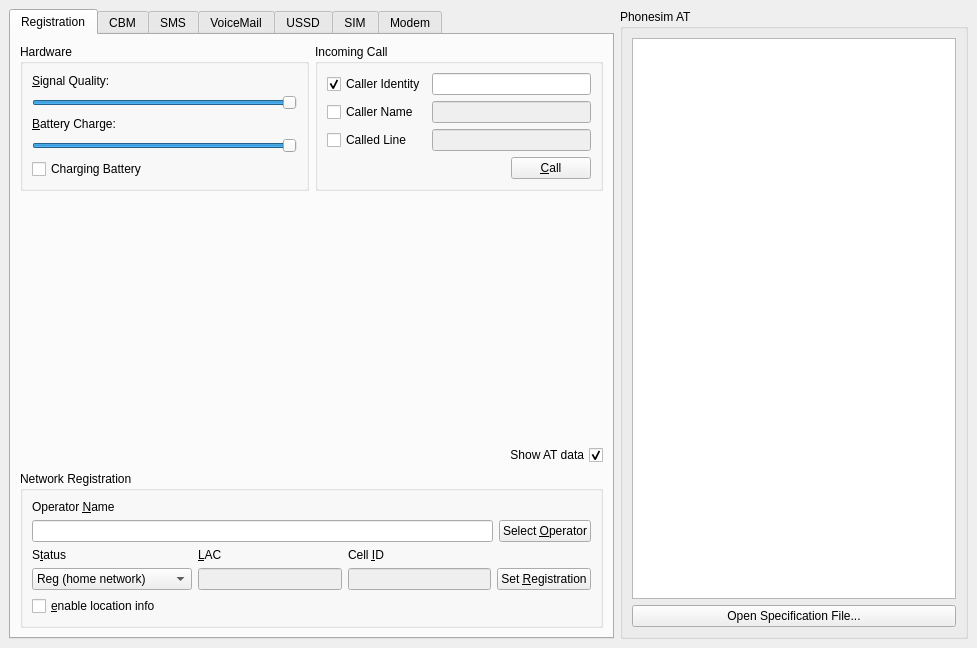
Old version of the form src/controlbase.ui in the repository jpakkane/ofono-phonesim.
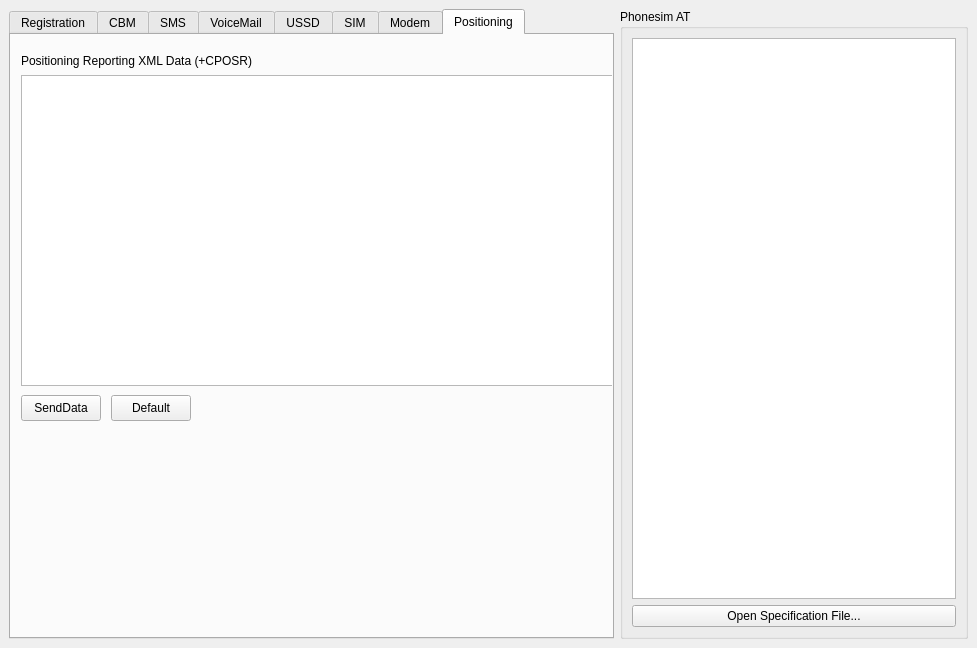
New version of the form. The open tabs and pages were chosen to show the change.

Commit message:
phonesim: add support for +CPOSR unsolicited code
Enables positioning XML sending from PhoneSIM

The edit to the form file:
```diff
--- a/src/controlbase.ui
+++ b/src/controlbase.ui
@@ -1349,6 +1349,66 @@
        </layout>
       </widget>
      </widget>
+     <widget class="QWidget" name="tab_8">
+      <attribute name="title">
+       <string>Positioning</string>
+      </attribute>
+      <widget class="QLabel" name="lbGNSSdata">
+       <property name="geometry">
+        <rect>
+         <x>10</x>
+         <y>10</y>
+         <width>271</width>
+         <height>31</height>
+        </rect>
+       </property>
+       <property name="text">
+        <string>Positioning Reporting XML Data (+CPOSR)</string>
+       </property>
+      </widget>
+      <widget class="QTextEdit" name="teGNSStext">
+       <property name="geometry">
+        <rect>
+         <x>10</x>
+         <y>40</y>
+         <width>601</width>
+         <height>311</height>
+        </rect>
+       </property>
+       <property name="lineWrapMode">
+        <enum>QTextEdit::NoWrap</enum>
+       </property>
+       <property name="acceptRichText">
+        <bool>false</bool>
+       </property>
+      </widget>
+      <widget class="QPushButton" name="pbSendGNSSData">
+       <property name="geometry">
+        <rect>
+         <x>10</x>
+         <y>360</y>
+         <width>80</width>
+         <height>26</height>
+        </rect>
+       </property>
+       <property name="text">
+        <string>SendData</string>
+       </property>
+      </widget>
+      <widget class="QPushButton" name="pbGNSSDefault">
+       <property name="geometry">
+        <rect>
+         <x>100</x>
+         <y>360</y>
+         <width>80</width>
+         <height>26</height>
+        </rect>
+       </property>
+       <property name="text">
+        <string>Default</string>
+       </property>
+      </widget>
+     </widget>
     </widget>
    </item>
    <item>
```
Left out of the diff: 8 changed lines with no effect on the pictures. The commit also changes 3 other files.
